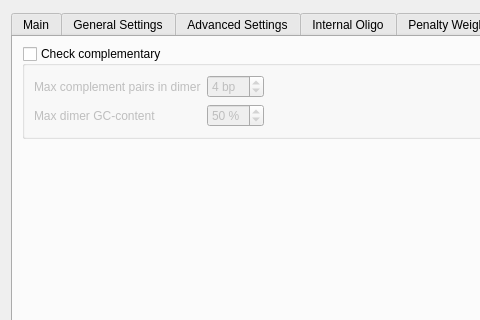
ugeneunipro/ugene, file src/plugins_3rdparty/primer3/src/Primer3Dialog.ui: the form before one commit; both pictures show x 0 to 480 and y 0 to 320 of the 1024 by 768 pixel window.
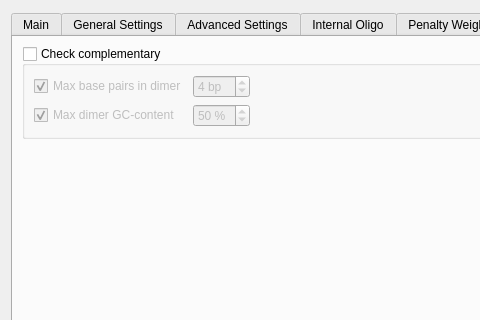
The form after the commit. The open tabs and pages were chosen to show the change.

Patch:
```diff
--- a/src/plugins_3rdparty/primer3/src/Primer3Dialog.ui
+++ b/src/plugins_3rdparty/primer3/src/Primer3Dialog.ui
@@ -6466,16 +6466,6 @@
           <bool>false</bool>
          </property>
          <layout class="QGridLayout" name="gridLayout_17">
-          <item row="0" column="0">
-           <widget class="QLabel" name="label_35">
-            <property name="toolTip">
-             <string>Maximum number of complement base pairs for self- and hetero-dimers</string>
-            </property>
-            <property name="text">
-             <string>Max complement pairs in dimer</string>
-            </property>
-           </widget>
-          </item>
           <item row="0" column="1">
            <widget class="QSpinBox" name="sbMaxComplementPairs">
             <property name="toolTip">
@@ -6489,14 +6479,24 @@
             </property>
            </widget>
           </item>
+          <item row="0" column="0">
+           <widget class="QCheckBox" name="cbMaxBasePairInDimer">
+            <property name="text">
+             <string>Max base pairs in dimer</string>
+            </property>
+            <property name="checked">
+             <bool>true</bool>
+            </property>
+           </widget>
+          </item>
           <item row="1" column="0">
-           <widget class="QLabel" name="label_34">
-            <property name="toolTip">
-             <string>Maximum persantage of G/C base pairs</string>
-            </property>
+           <widget class="QCheckBox" name="cbMaxDimerGcContent">
             <property name="text">
              <string>Max dimer GC-content</string>
             </property>
+            <property name="checked">
+             <bool>true</bool>
+            </property>
            </widget>
           </item>
           <item row="1" column="1">
```
Left out of the diff: 34 changed lines with no effect on the pictures.
